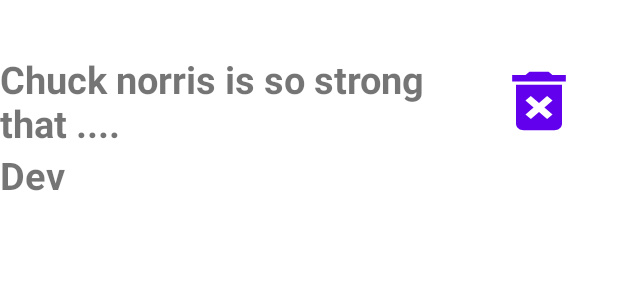
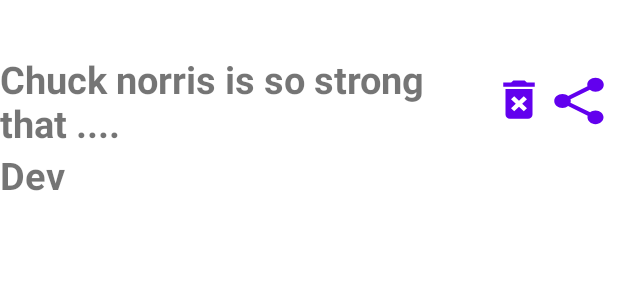
Before and after one commit to rafael-cagliari/chuck-norris-facts-app, an Android app: the layout chuck_norris_fact_item.xml on its own in the app's theme, with its tools: preview values and no code run, on a phone screen of 412 x 824 dp. Shown: the top 300 px of the screen. Run offline under Robolectric (Android 15) with nearby library versions, the phone set to English and light mode, and no system bars.

Commit message:
-implemented fact sharing functionality

```diff
--- a/app/src/main/java/com/rafael/chuck_norris/FactItemListener.kt
+++ b/app/src/main/java/com/rafael/chuck_norris/FactItemListener.kt
@@ -3,4 +3,5 @@ package com.rafael.chuck_norris
 interface FactItemListener {
    fun deleteFact(id:String)
    fun updateDataBase()
+   fun shareFact(fact:String)
 }
--- a/app/src/main/java/com/rafael/chuck_norris/MainActivity.kt
+++ b/app/src/main/java/com/rafael/chuck_norris/MainActivity.kt
@@ -1,6 +1,7 @@
 package com.rafael.chuck_norris
 
 import android.annotation.SuppressLint
+import android.content.Intent
 import android.os.Bundle
 import androidx.appcompat.app.AppCompatActivity
 import androidx.navigation.NavController
@@ -32,6 +33,8 @@ class MainActivity() : AppCompatActivity() {
 
     }
 
+
+
     override fun onSupportNavigateUp(): Boolean {
         return navController.navigateUp() || super.onSupportNavigateUp()
     }
--- /dev/null
+++ b/app/src/main/res/drawable/ic_baseline_share_24.xml
@@ -0,0 +1,5 @@
+<vector android:height="24dp" android:tint="#FFFFFF"
+    android:viewportHeight="24" android:viewportWidth="24"
+    android:width="24dp" xmlns:android="http://schemas.android.com/apk/res/android">
+    <path android:fillColor="@android:color/white" android:pathData="M18,16.08c-0.76,0 -1.44,0.3 -1.96,0.77L8.91,12.7c0.05,-0.23 0.09,-0.46 0.09,-0.7s-0.04,-0.47 -0.09,-0.7l7.05,-4.11c0.54,0.5 1.25,0.81 2.04,0.81 1.66,0 3,-1.34 3,-3s-1.34,-3 -3,-3 -3,1.34 -3,3c0,0.24 0.04,0.47 0.09,0.7L8.04,9.81C7.5,9.31 6.79,9 6,9c-1.66,0 -3,1.34 -3,3s1.34,3 3,3c0.79,0 1.5,-0.31 2.04,-0.81l7.12,4.16c-0.05,0.21 -0.08,0.43 -0.08,0.65 0,1.61 1.31,2.92 2.92,2.92 1.61,0 2.92,-1.31 2.92,-2.92s-1.31,-2.92 -2.92,-2.92z"/>
+</vector>
--- a/app/src/main/res/layout/chuck_norris_fact_item.xml
+++ b/app/src/main/res/layout/chuck_norris_fact_item.xml
@@ -31,12 +31,24 @@
 
     <Button
         android:id="@+id/delete_button"
-        android:layout_width="61dp"
-        android:layout_height="52dp"
+        android:layout_width="36dp"
+        android:layout_height="34dp"
         android:background="@drawable/ic_baseline_delete_forever_24"
         android:clickable="true"
         app:layout_constraintBottom_toBottomOf="parent"
         app:layout_constraintEnd_toEndOf="parent"
+        app:layout_constraintHorizontal_bias="0.318"
         app:layout_constraintStart_toEndOf="@+id/fact"
+        app:layout_constraintTop_toTopOf="parent"
+        app:layout_constraintVertical_bias="0.494" />
+
+    <Button
+        android:layout_width="44dp"
+        android:layout_height="37dp"
+        android:id="@+id/share"
+        android:background="@drawable/ic_baseline_share_24"
+        app:layout_constraintBottom_toBottomOf="parent"
+        app:layout_constraintStart_toEndOf="@+id/delete_button"
         app:layout_constraintTop_toTopOf="parent" />
+
 </androidx.constraintlayout.widget.ConstraintLayout>
```
Also changed, not shown: app/src/main/java/com/rafael/chuck_norris/adapter/FactsListAdapter.kt (+7 -2 lines), app/src/main/java/com/rafael/chuck_norris/fragments/FactsListFragment.kt (+12 -0 lines).
